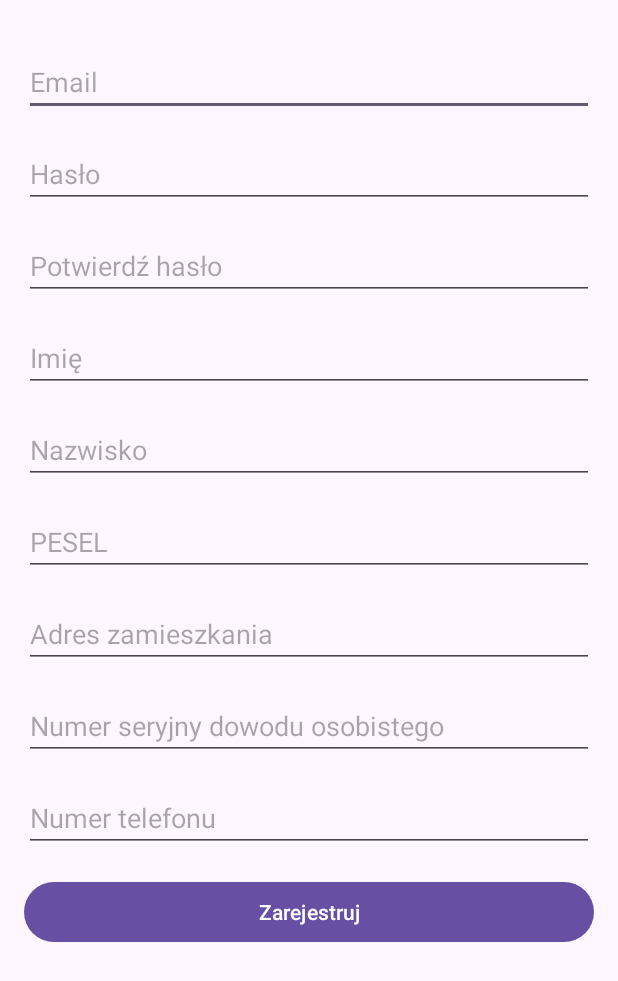
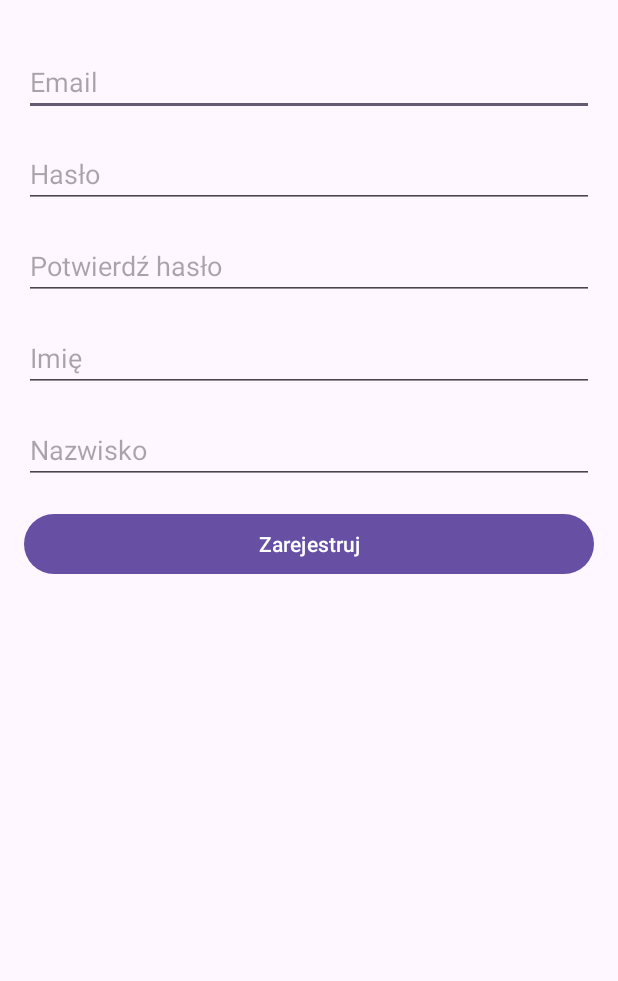
Before and after one commit to BartoszNiem/projekt_BAM_PK, an Android app: the RegistrationActivity screen opened directly, with no data from a screen before it, after a tap on "Zarejestruj", on a phone screen of 412 x 824 dp. Shown: the top 981 px of the screen. Run offline under Robolectric (Android 15) with nearby library versions, the phone set to English and light mode, and no system bars; our stand-ins replace Room's generated code.

Commit message:
reduced registration fields

```diff
--- a/Projekt_BAM/app/src/main/java/com/example/projekt_bam/RegistrationActivity.kt
+++ b/Projekt_BAM/app/src/main/java/com/example/projekt_bam/RegistrationActivity.kt
@@ -21,10 +21,6 @@ class RegistrationActivity : AppCompatActivity() {
     private lateinit var confirmPasswordEditText: EditText
     private lateinit var firstNameEditText: EditText
     private lateinit var lastNameEditText: EditText
-    private lateinit var peselEditText: EditText
-    private lateinit var addressEditText: EditText
-    private lateinit var idNumberEditText: EditText
-    private lateinit var phoneNumberEditText: EditText
     private lateinit var registerButton: Button
 
     override fun onCreate(savedInstanceState: Bundle?) {
@@ -39,10 +35,6 @@ class RegistrationActivity : AppCompatActivity() {
         confirmPasswordEditText = findViewById(R.id.editTextConfirmPassword)
         firstNameEditText = findViewById(R.id.editTextFirstName)
         lastNameEditText = findViewById(R.id.editTextLastName)
-        peselEditText = findViewById(R.id.editTextPesel)
-        addressEditText = findViewById(R.id.editTextAddress)
-        idNumberEditText = findViewById(R.id.editTextIdNumber)
-        phoneNumberEditText = findViewById(R.id.editTextPhoneNumber)
         registerButton = findViewById(R.id.buttonRegister)
 
         // Obsługa kliknięcia przycisku rejestracji
@@ -58,15 +50,10 @@ class RegistrationActivity : AppCompatActivity() {
         val confirmPassword = confirmPasswordEditText.text.toString()
         val firstName = firstNameEditText.text.toString()
         val lastName = lastNameEditText.text.toString()
-        val pesel = peselEditText.text.toString()
-        val address = addressEditText.text.toString()
-        val idNumber = idNumberEditText.text.toString()
-        val phoneNumber = phoneNumberEditText.text.toString()
 
         // Sprawdzenie warunków rejestracji
         if (email.isEmpty() || password.isEmpty() || confirmPassword.isEmpty() ||
-            firstName.isEmpty() || lastName.isEmpty() || pesel.isEmpty() || address.isEmpty() ||
-            idNumber.isEmpty() || phoneNumber.isEmpty()) {
+            firstName.isEmpty() || lastName.isEmpty()) {
             showToast("Wypełnij wszystkie pola")
             return
         }
@@ -83,10 +70,6 @@ class RegistrationActivity : AppCompatActivity() {
             password = password,
             firstName = firstName,
             lastName = lastName,
-            pesel = pesel,
-            address = address,
-            idNumber = idNumber,
-            phoneNumber = phoneNumber
         )
 
         GlobalScope.launch(Dispatchers.IO) {
--- a/Projekt_BAM/app/src/main/java/com/example/projekt_bam/UserDao.kt
+++ b/Projekt_BAM/app/src/main/java/com/example/projekt_bam/UserDao.kt
@@ -2,7 +2,6 @@ package com.example.projekt_bam
 
 import androidx.room.Dao
 import androidx.room.Insert
-import androidx.room.OnConflictStrategy
 import androidx.room.Query
 
 @Dao
--- a/Projekt_BAM/app/src/main/java/com/example/projekt_bam/UserEntity.kt
+++ b/Projekt_BAM/app/src/main/java/com/example/projekt_bam/UserEntity.kt
@@ -17,11 +17,11 @@ data class UserEntity(
     @ColumnInfo(name = "last_name")
     val lastName: String,
     @ColumnInfo(name = "pesel")
-    val pesel: String,
+    val pesel: String = "",
     @ColumnInfo(name = "address")
-    val address: String,
+    val address: String = "",
     @ColumnInfo(name = "id_number")
-    val idNumber: String,
+    val idNumber: String = "",
     @ColumnInfo(name = "phone_number")
-    val phoneNumber: String
+    val phoneNumber: String = ""
 )
--- a/Projekt_BAM/app/src/main/res/layout/activity_registration.xml
+++ b/Projekt_BAM/app/src/main/res/layout/activity_registration.xml
@@ -50,48 +50,12 @@
         android:hint="Nazwisko"
         android:inputType="text" />
 
-    <EditText
-        android:id="@+id/editTextPesel"
+    <Button
+        android:id="@+id/buttonRegister"
         android:layout_width="match_parent"
         android:layout_height="wrap_content"
         android:layout_below="@id/editTextLastName"
         android:layout_marginTop="16dp"
-        android:hint="PESEL"
-        android:inputType="number" />
-
-    <EditText
-        android:id="@+id/editTextAddress"
-        android:layout_width="match_parent"
-        android:layout_height="wrap_content"
-        android:layout_below="@id/editTextPesel"
-        android:layout_marginTop="16dp"
-        android:hint="Adres zamieszkania"
-        android:inputType="text" />
-
-    <EditText
-        android:id="@+id/editTextIdNumber"
-        android:layout_width="match_parent"
-        android:layout_height="wrap_content"
-        android:layout_below="@id/editTextAddress"
-        android:layout_marginTop="16dp"
-        android:hint="Numer seryjny dowodu osobistego"
-        android:inputType="text" />
-
-    <EditText
-        android:id="@+id/editTextPhoneNumber"
-        android:layout_width="match_parent"
-        android:layout_height="wrap_content"
-        android:layout_below="@id/editTextIdNumber"
-        android:layout_marginTop="16dp"
-        android:hint="Numer telefonu"
-        android:inputType="phone" />
-
-    <Button
-        android:id="@+id/buttonRegister"
-        android:layout_width="match_parent"
-        android:layout_height="wrap_content"
-        android:layout_below="@id/editTextPhoneNumber"
-        android:layout_marginTop="16dp"
         android:text="Zarejestruj" />
 
 </RelativeLayout>
```
Also changed, not shown: 126 other files.
